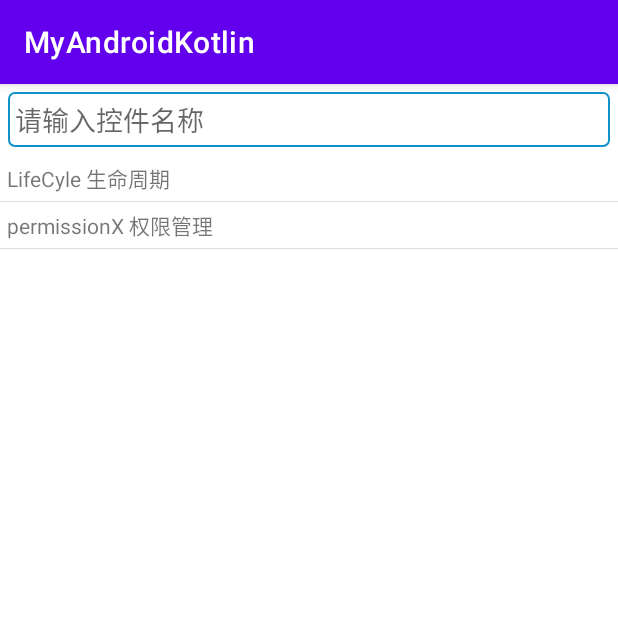
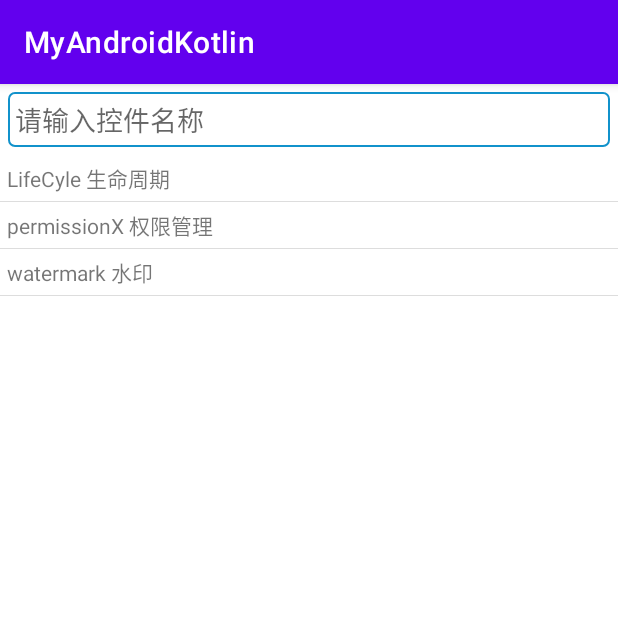
Before and after one commit to jiaoery/MyAndroidKotlin, an Android app: the screen it shows after launch (MainActivity), on a phone screen of 412 x 824 dp, the top half of it. Run offline under Robolectric (Android 15) with nearby library versions, the phone set to English and light mode, and no system bars.

Commit message:
添加水印

```diff
--- a/app/src/main/java/com/example/myandroidkotlin/BaseActivity.kt
+++ b/app/src/main/java/com/example/myandroidkotlin/BaseActivity.kt
@@ -21,7 +21,7 @@ import com.example.myandroidkotlin.watermark.Watermark
  * @version V1.0.0
  * @since JDK 1.8
  */
-open class BaseActivity : AppCompatActivity() {
+abstract class BaseActivity : AppCompatActivity() {
 
     companion object{
         /**
@@ -42,7 +42,6 @@ open class BaseActivity : AppCompatActivity() {
         filter.addAction(EXIT_ACTION)
         registerReceiver(exitReceiver, filter) //注册广播接收器
         Log.d(TAG, "进入页面：$this")
-        Watermark.show(this, "jiaoery")
         //网络变化监听器
         if (android.os.Build.VERSION.SDK_INT >= android.os.Build.VERSION_CODES.LOLLIPOP){
             mConnectivityManager = getSystemService(CONNECTIVITY_SERVICE) as ConnectivityManager
--- a/app/src/main/java/com/example/myandroidkotlin/MainActivity.kt
+++ b/app/src/main/java/com/example/myandroidkotlin/MainActivity.kt
@@ -10,6 +10,7 @@ import android.widget.Toast
 import androidx.lifecycle.LifecycleService
 import com.example.myandroidkotlin.adapter.MainAdapter
 import com.example.myandroidkotlin.databinding.ActivityMainBinding
+import com.example.myandroidkotlin.watermark.Watermark
 import java.util.*
 
 class MainActivity : BaseActivity() {
--- a/app/src/main/java/com/example/myandroidkotlin/permissionx/PermissionActivity.kt
+++ b/app/src/main/java/com/example/myandroidkotlin/permissionx/PermissionActivity.kt
@@ -5,13 +5,14 @@ import android.graphics.Color
 import androidx.appcompat.app.AppCompatActivity
 import android.os.Bundle
 import android.widget.Toast
+import com.example.myandroidkotlin.BaseActivity
 import com.example.myandroidkotlin.R
 import com.permissionx.guolindev.PermissionX
 
-class PermissionActivity : AppCompatActivity() {
+class PermissionActivity : BaseActivity() {
     override fun onCreate(savedInstanceState: Bundle?) {
         super.onCreate(savedInstanceState)
-        setContentView(R.layout.activity_permission)
+//        setContentView(R.layout.activity_permission)
         PermissionX.init(this@PermissionActivity)
             .permissions(
                 Manifest.permission.CALL_PHONE,
--- a/app/src/main/java/com/example/myandroidkotlin/watermark/Watermark.kt
+++ b/app/src/main/java/com/example/myandroidkotlin/watermark/Watermark.kt
@@ -76,8 +76,9 @@ object Watermark {
     }
 
 
-
-
+    /**
+     * 必须在setcontentview后被调用
+     */
     @JvmOverloads
     fun show(activity: Activity, text: String = mText) {
         if(text.isEmpty()){
--- a/app/src/main/res/values/array_string.xml
+++ b/app/src/main/res/values/array_string.xml
@@ -1,7 +1,8 @@
 <?xml version="1.0" encoding="utf-8"?>
 <resources>
     <string-array name="main_classes">
-        <item>com.example.myandroidkotlin.lifecycle.LifeCycleActivty</item>
+        <item>com.example.myandroidkotlin.lifecycle.LifeCycleActivity</item>
         <item>com.example.myandroidkotlin.permissionx.PermissionActivity</item>
+        <item>com.example.myandroidkotlin.watermark.WaterMarkActivity</item>
     </string-array>
 </resources>
--- a/app/src/main/res/values/string_array.xml
+++ b/app/src/main/res/values/string_array.xml
@@ -3,5 +3,6 @@
     <string-array name="main_titles">
         <item>LifeCyle 生命周期</item>
         <item>permissionX 权限管理</item>
+        <item>watermark 水印</item>
     </string-array>
 </resources>
```
Also changed, not shown: app/src/main/AndroidManifest.xml (+11 -6 lines), app/src/main/java/com/example/myandroidkotlin/lifecycle/LifeCycleActivty.kt (+5 -5 lines), app/src/main/java/com/example/myandroidkotlin/watermark/WaterMarkActivity.kt (added, +15 -0 lines), app/src/main/res/layout/activity_base_water_mark.xml (added, +9 -0 lines).
